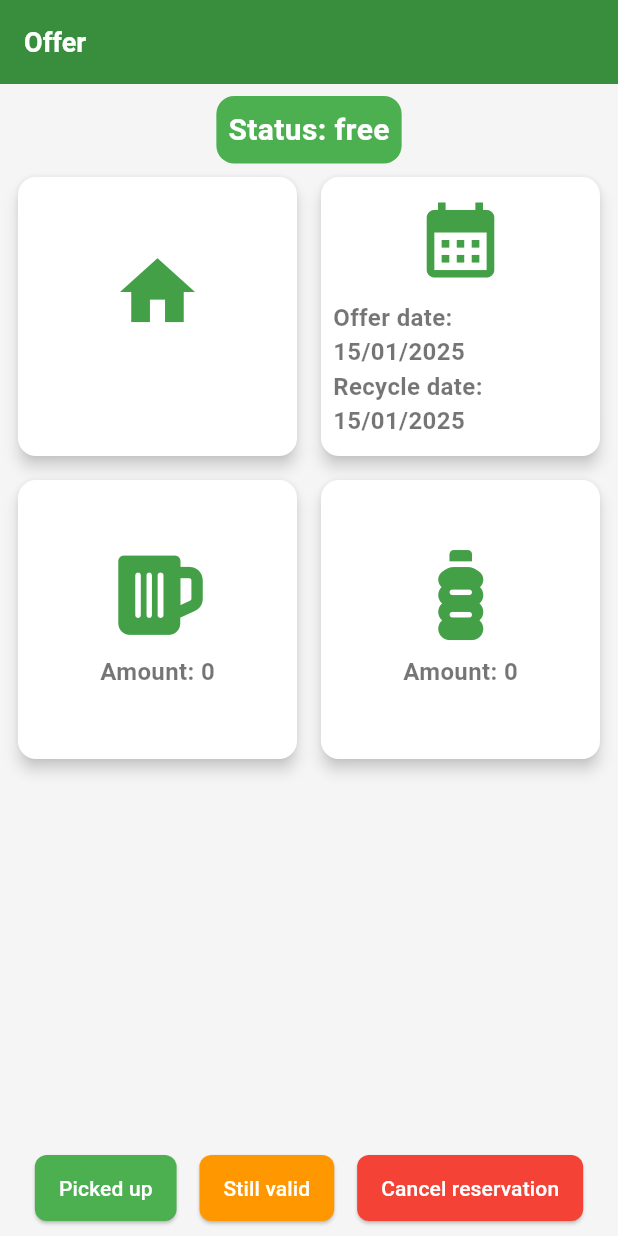
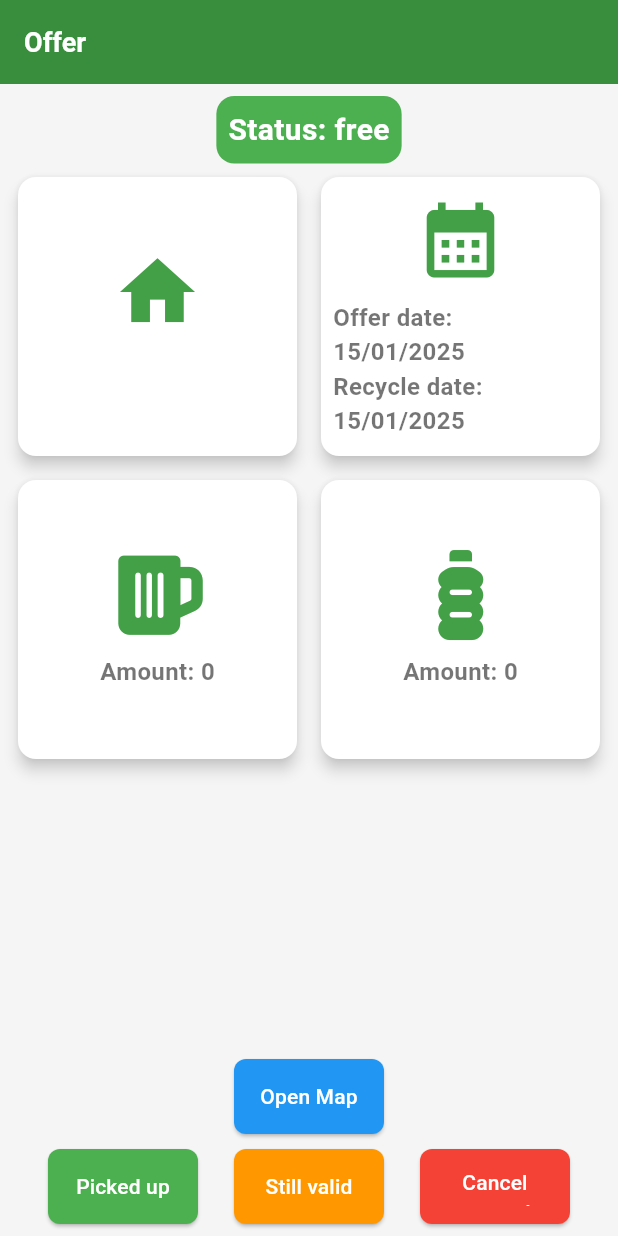
Before and after one commit to stanislav-zeman/recyclomator, a Flutter app: the OfferDetailPage widget shown alone on an empty page, opened directly with empty values, on a phone screen of 412 x 824 dp. Run offline on Flutter 3.47's test engine with Material 3 defaults, Android fonts, the phone set to English and light mode, and no system bars; our stand-ins replace cloud_firestore, firebase_auth, firebase_core, font_awesome_flutter, get_it, google_maps_flutter and 4 more; missing offline and left inert: firebase_ui_auth, lock_orientation_screen; accounts and stored records are empty.

Commit message:
feat: add map view to single offer

```diff
--- a/lib/presentation/pages/offer_detail_page.dart
+++ b/lib/presentation/pages/offer_detail_page.dart
@@ -2,6 +2,7 @@ import 'package:flutter/material.dart';
 import 'package:font_awesome_flutter/font_awesome_flutter.dart';
 import 'package:get_it/get_it.dart';
 import 'package:intl/intl.dart';
+import 'package:recyclomator/presentation/widgets/offers/offer_on_map.dart';
 
 import '../../domain/entities/offer.dart';
 import '../../domain/value_objects/item.dart';
@@ -20,6 +21,9 @@ class OfferDetailPage extends StatelessWidget {
 
   final FirestoreRepository<Offer> _offerRepository =
       GetIt.I<FirestoreRepository<Offer>>();
+
+  static const double buttonWidth = 100.0;
+  static const double buttonHeight = 50.0;
 
   Widget _buildCreatorButtons(void Function(String) onPressedPop) {
     return Row(
@@ -151,12 +155,19 @@ class OfferDetailPage extends StatelessWidget {
   }
 
   Widget _buildButton(String text, VoidCallback onPressed, Color color) {
-    return ElevatedButton(
-      onPressed: onPressed,
-      style: ElevatedButton.styleFrom(
-        backgroundColor: color,
+    return SizedBox(
+      width: buttonWidth,
+      height: buttonHeight,
+      child: ElevatedButton(
+        onPressed: onPressed,
+        style: ElevatedButton.styleFrom(
+          backgroundColor: color,
+        ),
+        child: Text(
+          text,
+          textAlign: TextAlign.center,
+        ),
       ),
-      child: Text(text),
     );
   }
 
@@ -200,7 +211,8 @@ class OfferDetailPage extends StatelessWidget {
                 crossAxisSpacing: 8.0,
                 mainAxisSpacing: 8.0,
                 children: [
-                  _buildCard(Icons.home, '${offer.addressId}'), // TODO: Show address
+                  _buildCard(
+                      Icons.home, '${offer.addressId}'), // TODO: Show address
                   _buildCard(
                     Icons.calendar_month,
                     'Offer date: ${DateFormat('dd/MM/yyyy').format(offer.offerDate)}\nRecycle date: ${offer.recycleDate != null ? DateFormat('dd/MM/yyyy').format(offer.recycleDate!) : "N/A"}',
@@ -215,6 +227,22 @@ class OfferDetailPage extends StatelessWidget {
                   ),
                 ],
               ),
+            ),
+            _buildButton(
+              'Open Map',
+              () {
+                Navigator.of(context).push(
+                  MaterialPageRoute(
+                    builder: (context) => OfferOnMap(
+                      addressId: offer.addressId,
+                    ),
+                  ),
+                );
+              },
+              Colors.blue,
+            ),
+            SizedBox(
+              height: 10,
             ),
             _buildCorrectButton((message) {
               ScaffoldMessenger.of(context).showSnackBar(
```
Also changed, not shown: lib/presentation/widgets/offers/offer_on_map.dart (added, +48 -0 lines).
